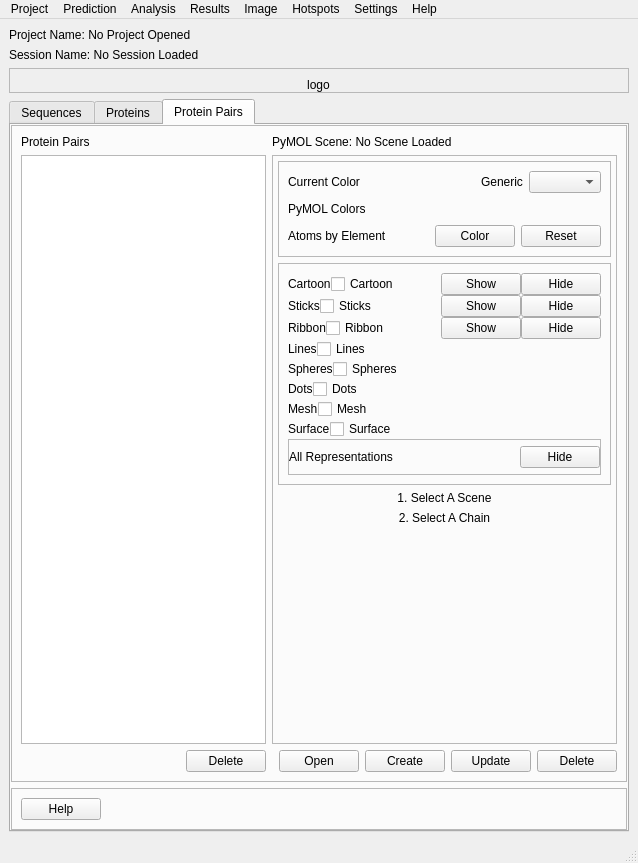
Qt form pyssa/gui/ui/forms/main_view.ui (urban233/PySSA) before a commit.
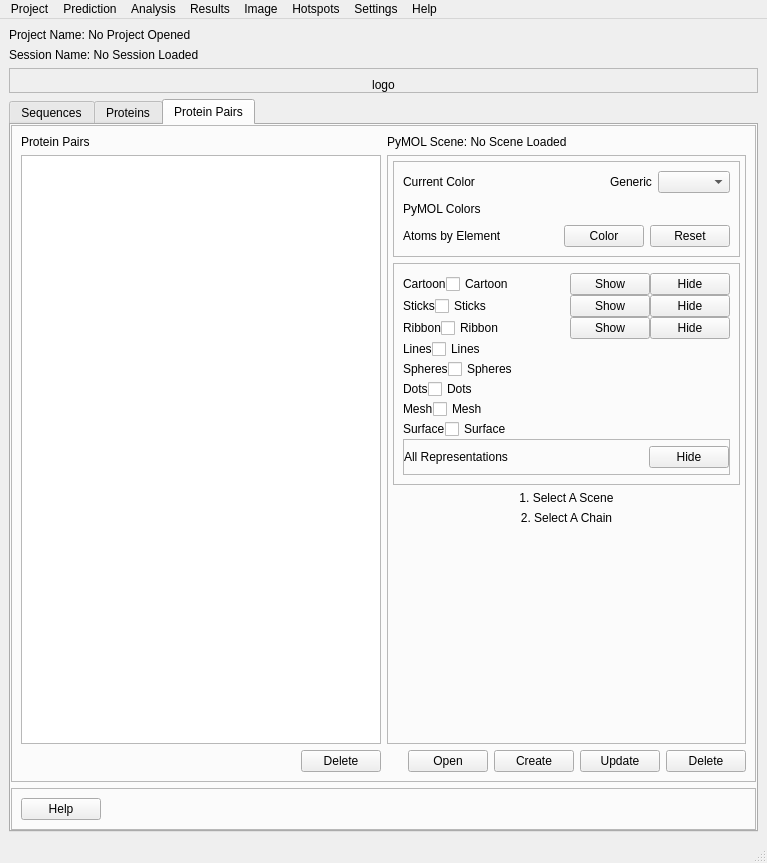
The same form after that commit. The open tabs and pages were chosen to show the change.

Commit message: update: protein pair tab

What changed in the file:
```diff
--- a/pyssa/gui/ui/forms/main_view.ui
+++ b/pyssa/gui/ui/forms/main_view.ui
@@ -6,7 +6,7 @@
    <rect>
     <x>0</x>
     <y>0</y>
-    <width>625</width>
+    <width>767</width>
     <height>863</height>
    </rect>
   </property>
@@ -1642,8 +1642,8 @@
     <rect>
      <x>0</x>
      <y>0</y>
-     <width>625</width>
-     <height>21</height>
+     <width>767</width>
+     <height>26</height>
     </rect>
    </property>
    <widget class="QMenu" name="menuProject">
```
Left out of the diff: 30 changed lines with no effect on the pictures. The commit also changes 4 other files.
